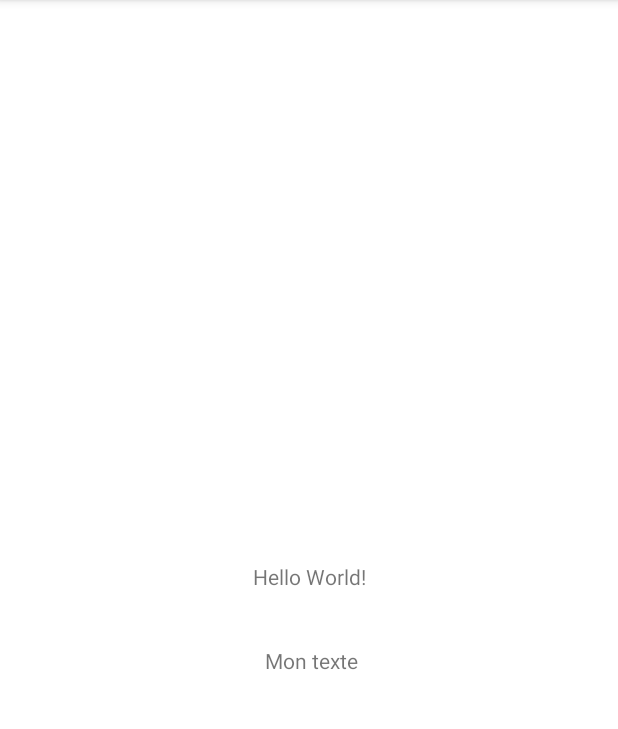
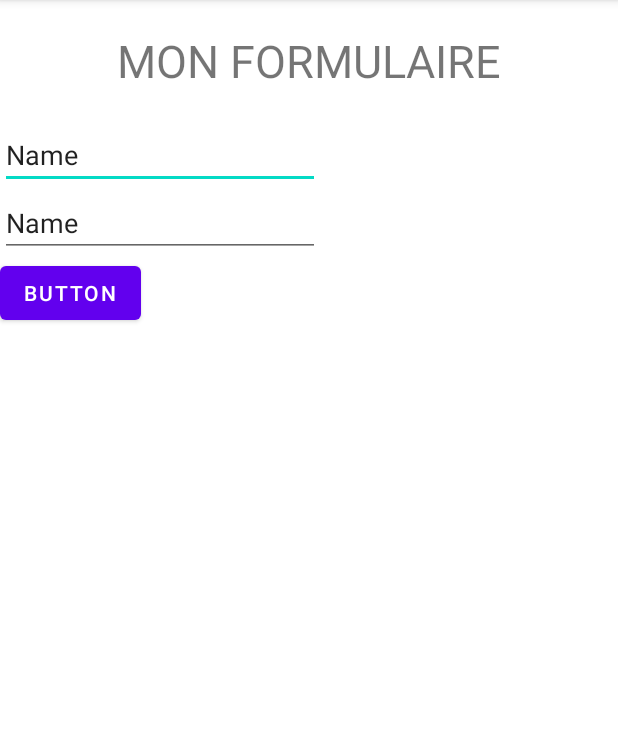
Before and after one commit to bezedache29/FirstApp, an Android app: the screen it shows after launch (MainActivity), on a phone screen of 412 x 824 dp, the part 84-813 px from its top. Run offline under Robolectric (Android 15) with nearby library versions, the phone set to English and light mode, and no system bars.

Commit message:
Formulaire 1st commit

```diff
--- a/app/src/main/res/layout/activity_main.xml
+++ b/app/src/main/res/layout/activity_main.xml
@@ -1,33 +1,49 @@
 <?xml version="1.0" encoding="utf-8"?>
-<androidx.constraintlayout.widget.ConstraintLayout xmlns:android="http://schemas.android.com/apk/res/android"
+<LinearLayout xmlns:android="http://schemas.android.com/apk/res/android"
     xmlns:app="http://schemas.android.com/apk/res-auto"
     xmlns:tools="http://schemas.android.com/tools"
     android:layout_width="match_parent"
     android:layout_height="match_parent"
-    tools:context=".MainActivity">
-
-    <TextView
-        android:id="@+id/textView2"
-        android:layout_width="wrap_content"
-        android:layout_height="wrap_content"
-        android:text="Hello World!"
-        app:layout_constraintBottom_toBottomOf="parent"
-        app:layout_constraintLeft_toLeftOf="parent"
-        app:layout_constraintRight_toRightOf="parent"
-        app:layout_constraintTop_toTopOf="parent" />
+    tools:context=".MainActivity"
+    android:orientation="vertical">
 
     <TextView
         android:id="@+id/textView"
+        android:layout_width="match_parent"
+        android:layout_height="wrap_content"
+        android:gravity="center_horizontal"
+        android:text="Mon Formulaire"
+        android:textAllCaps="true"
+        android:textSize="30dp"
+        android:layout_margin="20dp"
+        tools:layout_editor_absoluteX="76dp"
+        tools:layout_editor_absoluteY="29dp" />
+
+    <EditText
+        android:id="@+id/editTextTextPersonName"
         android:layout_width="wrap_content"
         android:layout_height="wrap_content"
-        android:layout_marginStart="176dp"
-        android:layout_marginTop="28dp"
-        android:layout_marginEnd="173dp"
-        android:layout_marginBottom="309dp"
-        android:text="Mon texte"
-        app:layout_constraintBottom_toBottomOf="parent"
-        app:layout_constraintEnd_toEndOf="parent"
-        app:layout_constraintStart_toStartOf="parent"
-        app:layout_constraintTop_toBottomOf="@+id/textView2" />
+        android:ems="10"
+        android:inputType="textPersonName"
+        android:text="Name"
+        tools:layout_editor_absoluteX="87dp"
+        tools:layout_editor_absoluteY="88dp" />
 
-</androidx.constraintlayout.widget.ConstraintLayout>
+    <EditText
+        android:id="@+id/editTextTextPersonName2"
+        android:layout_width="wrap_content"
+        android:layout_height="wrap_content"
+        android:ems="10"
+        android:inputType="textPersonName"
+        android:text="Name"
+        tools:layout_editor_absoluteX="87dp"
+        tools:layout_editor_absoluteY="174dp" />
+
+    <Button
+        android:id="@+id/button"
+        android:layout_width="wrap_content"
+        android:layout_height="wrap_content"
+        android:text="Button"
+        tools:layout_editor_absoluteX="141dp"
+        tools:layout_editor_absoluteY="281dp" />
+</LinearLayout>
```
Also changed, not shown: 1 other file.
